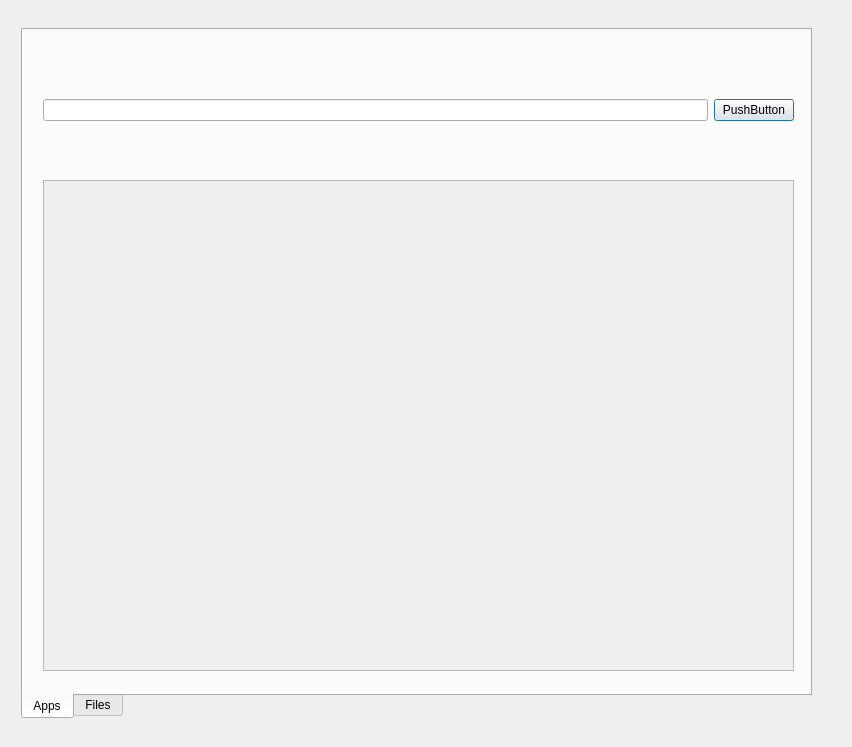
This is qt_gui/Designer Files/GUI.ui in manojgudi/py_finder as Qt 5 draws it before an edit. The edited form follows.
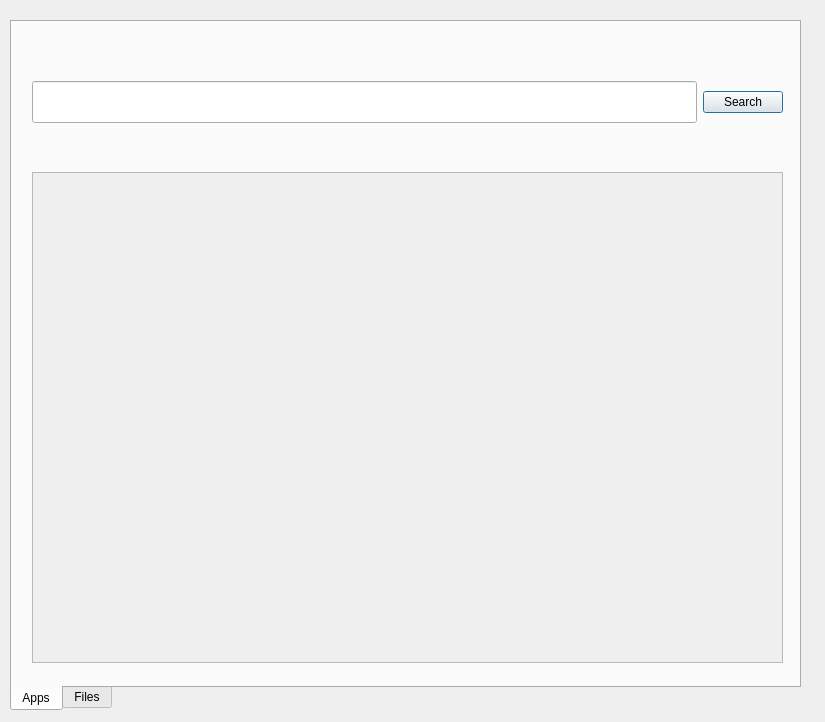
This is the edited form. The open tabs and pages were chosen to show the change. Icons and pictures are not drawn. Custom widgets are drawn as their Qt base class.

Commit message: Created Python UI

```diff
--- a/qt_gui/Designer Files/GUI.ui
+++ b/qt_gui/Designer Files/GUI.ui
@@ -6,8 +6,8 @@
    <rect>
     <x>0</x>
     <y>0</y>
-    <width>852</width>
-    <height>747</height>
+    <width>825</width>
+    <height>722</height>
    </rect>
   </property>
   <property name="mouseTracking">
@@ -19,20 +19,11 @@
   <property name="windowTitle">
    <string>Dialog</string>
   </property>
-  <widget class="Q3Frame" name="main_frame">
-   <property name="geometry">
-    <rect>
-     <x>9</x>
-     <y>9</y>
-     <width>821</width>
-     <height>721</height>
-    </rect>
-   </property>
    <widget class="QTabWidget" name="py_tabWidget">
     <property name="geometry">
      <rect>
-      <x>12</x>
-      <y>19</y>
+     <x>10</x>
+     <y>20</y>
       <width>791</width>
       <height>691</height>
      </rect>
@@ -84,10 +75,16 @@
        </property>
        <item>
         <widget class="QLineEdit" name="app_textbox_search">
+        <property name="sizePolicy">
+         <sizepolicy hsizetype="Expanding" vsizetype="Fixed">
+          <horstretch>0</horstretch>
+          <verstretch>0</verstretch>
+         </sizepolicy>
+        </property>
          <property name="minimumSize">
           <size>
            <width>505</width>
-           <height>0</height>
+          <height>42</height>
           </size>
          </property>
         </widget>
@@ -95,7 +92,17 @@
        <item>
         <widget class="QPushButton" name="app_button_search">
          <property name="text">
-          <string>PushButton</string>
+         <string>  Search  </string>
+        </property>
+        <property name="icon">
+         <iconset>
+          <normaloff>../../graphics/search.png</normaloff>../../graphics/search.png</iconset>
+        </property>
+        <property name="iconSize">
+         <size>
+          <width>42</width>
+          <height>42</height>
+         </size>
          </property>
         </widget>
        </item>
@@ -128,7 +135,7 @@
           <x>0</x>
           <y>0</y>
           <width>751</width>
-          <height>491</height>
+         <height>471</height>
          </rect>
         </property>
         <layout class="QGridLayout" name="gridLayout"/>
@@ -228,15 +235,6 @@
     </widget>
    </widget>
   </widget>
- </widget>
- <customwidgets>
-  <customwidget>
-   <class>Q3Frame</class>
-   <extends>QFrame</extends>
-   <header>Qt3Support/Q3Frame</header>
-   <container>1</container>
-  </customwidget>
- </customwidgets>
  <resources/>
  <connections/>
 </ui>
```
Left out of the diff: 23 changed lines with no effect on the pictures. Lines whose indentation alone changed are shown as unchanged. The commit also changes 1 other file.
